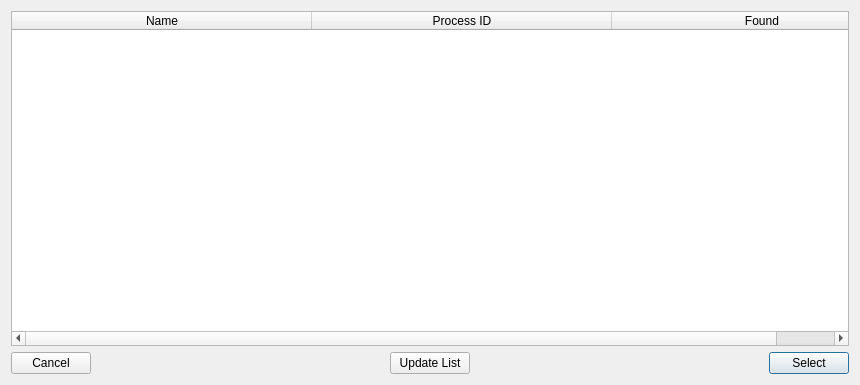
Old version of the form src/dialogselectprocess.ui in the repository 3dproger/ProcDepMonitor.
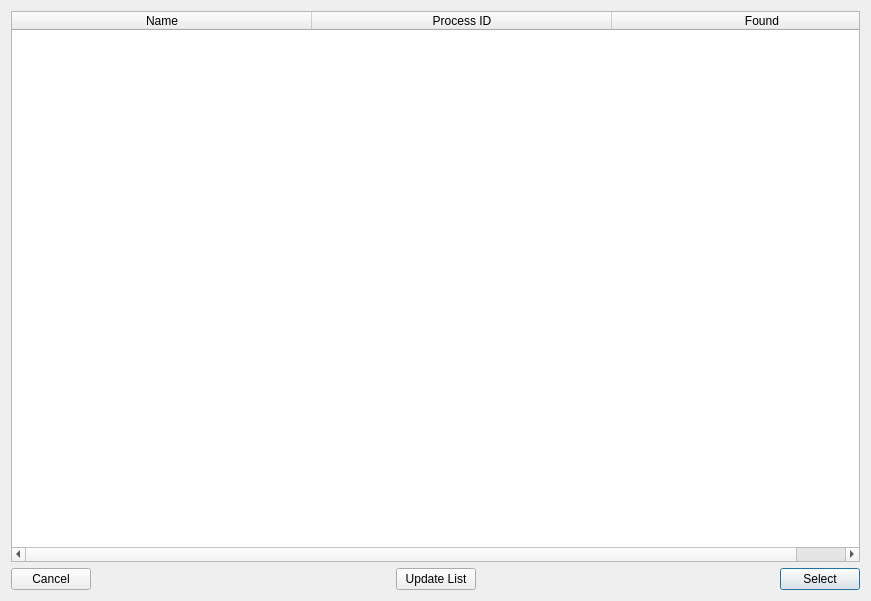
New version of the form.

What changed in the file:
```diff
--- a/src/dialogselectprocess.ui
+++ b/src/dialogselectprocess.ui
@@ -6,8 +6,8 @@
    <rect>
     <x>0</x>
     <y>0</y>
-    <width>860</width>
-    <height>385</height>
+    <width>871</width>
+    <height>601</height>
    </rect>
   </property>
   <property name="windowTitle">
@@ -53,7 +53,7 @@
       <bool>false</bool>
      </attribute>
      <attribute name="verticalHeaderDefaultSectionSize">
-      <number>20</number>
+      <number>24</number>
      </attribute>
      <column>
       <property name="text">
```
Left out of the diff: 16 changed lines with no effect on the pictures.
